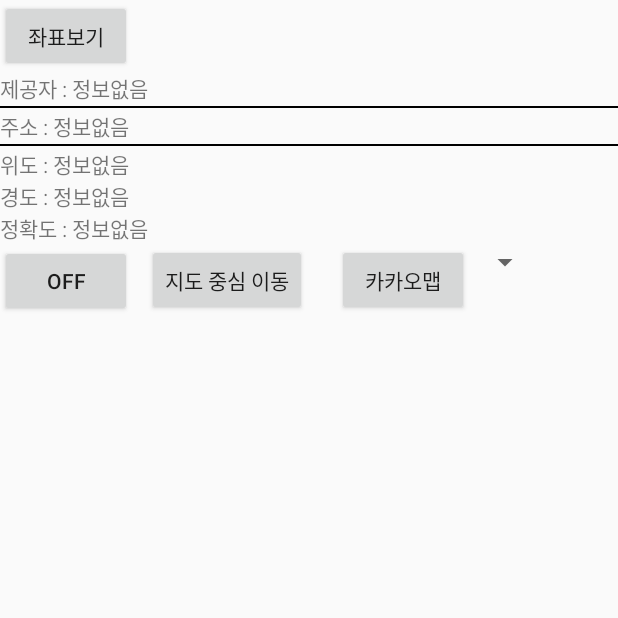
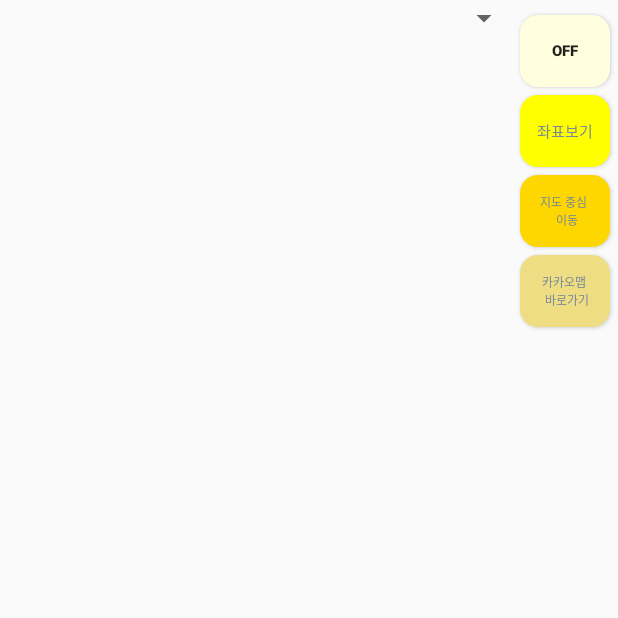
Before and after one commit to wlrn566/MapApp, an Android app: the screen it shows after launch (MainActivity), on a phone screen of 412 x 824 dp, the top half of it. Run offline under Robolectric (Android 15) with nearby library versions, the phone set to English and light mode, and no system bars; our stand-ins replace Volley; libraries missing offline, so code that uses them is left out: net.daum.mf; 2 statements that could not run were skipped.

Commit message:
220714 액티비티 -> 다이얼로그 좌표 갱신 (ㅇ)  UI 변경 중

```diff
--- a/app/build.gradle
+++ b/app/build.gradle
@@ -27,7 +27,7 @@ android {
         testInstrumentationRunner "androidx.test.runner.AndroidJUnitRunner"
 
         manifestPlaceholders = [KAKAO_API_KEY: KAKAO_API_KEY]
-//        buildConfigField "String", "KAKAO_API_KEY", properties['KAKAO_API_KEY']
+        buildConfigField "String", "FOOD_API_KEY", properties['FOOD_API_KEY']
     }
 
     buildTypes {
--- a/app/src/main/java/com/wlrn566/gpsTracker/Activity/MainActivity.java
+++ b/app/src/main/java/com/wlrn566/gpsTracker/Activity/MainActivity.java
@@ -42,6 +42,7 @@ import com.android.volley.VolleyError;
 import com.android.volley.toolbox.JsonObjectRequest;
 import com.android.volley.toolbox.StringRequest;
 import com.android.volley.toolbox.Volley;
+import com.wlrn566.gpsTracker.BuildConfig;
 import com.wlrn566.gpsTracker.Fragment.ShowCoordinatesDialogFragment;
 import com.wlrn566.gpsTracker.Service.FusedLocationService;
 import com.wlrn566.gpsTracker.R;
@@ -74,8 +75,8 @@ public class MainActivity extends AppCompatActivity implements View.OnClickListe
     private String provider, add;
     private float accuracy;
 
-    private TextView provider_tv, add_tv, lat_tv, lng_tv, accuracy_tv;
-    private Button show, gps_btn, setCenter_btn, btn;
+//    private TextView provider_tv, add_tv, lat_tv, lng_tv, accuracy_tv;
+    private Button show, gps_btn, setCenter_btn, kakaoMap_btn;
     private MapView mapView;
     private ViewGroup mapViewContainer;
     private Spinner spn;
@@ -133,21 +134,21 @@ public class MainActivity extends AppCompatActivity implements View.OnClickListe
 //            Log.d(TAG, "getIntent is null");
 //        }
 
-        provider_tv = findViewById(R.id.provider_tv);
-        add_tv = findViewById(R.id.add_tv);
-        lat_tv = findViewById(R.id.lat_tv);
-        lng_tv = findViewById(R.id.lng_tv);
-        accuracy_tv = findViewById(R.id.accuracy_tv);
+//        provider_tv = findViewById(R.id.provider_tv);
+//        add_tv = findViewById(R.id.add_tv);
+//        lat_tv = findViewById(R.id.lat_tv);
+//        lng_tv = findViewById(R.id.lng_tv);
+//        accuracy_tv = findViewById(R.id.accuracy_tv);
         show = findViewById(R.id.show);
         gps_btn = findViewById(R.id.gps_btn);
         setCenter_btn = findViewById(R.id.setCenter_btn);
-        btn = findViewById(R.id.btn);
+        kakaoMap_btn = findViewById(R.id.kakaoMap_btn);
         spn = findViewById(R.id.spn);
 
         show.setOnClickListener(this);
         gps_btn.setOnClickListener(this);
         setCenter_btn.setOnClickListener(this);
-        btn.setOnClickListener(this);
+        kakaoMap_btn.setOnClickListener(this);
 
         if (isGpsServiceRunning(FusedLocationService.class)) {  // 앱 들어왔을 때
             gps_btn.setText("ON");
@@ -160,17 +161,17 @@ public class MainActivity extends AppCompatActivity implements View.OnClickListe
     @SuppressLint("SetTextI18n")
     private void setPage() {
         // 텍스트 출력
-        provider_tv.setText("제공자 : " + (provider != null ? provider : "정보없음"));
-        add_tv.setText("주소 : " + (latitude != 0 && longitude != 0 ? getCurrentAddress(latitude, longitude) : "정보없음"));
-        lat_tv.setText("위도 : " + (latitude != 0 ? latitude : "정보없음"));
-        lng_tv.setText("경도 : " + (longitude != 0 ? longitude : "정보없음"));
-        accuracy_tv.setText("정확도 : " + (accuracy != 0 ? accuracy : "정보없음"));
+//        provider_tv.setText("제공자 : " + (provider != null ? provider : "정보없음"));
+//        add_tv.setText("주소 : " + (latitude != 0 && longitude != 0 ? getCurrentAddress(latitude, longitude) : "정보없음"));
+//        lat_tv.setText("위도 : " + (latitude != 0 ? latitude : "정보없음"));
+//        lng_tv.setText("경도 : " + (longitude != 0 ? longitude : "정보없음"));
+//        accuracy_tv.setText("정확도 : " + (accuracy != 0 ? accuracy : "정보없음"));
 
         // 지도 띄우기
         mapView = new MapView(this);
         mapViewContainer = (ViewGroup) findViewById(R.id.map_view);
         mapViewContainer.addView(mapView);
-        loadRestaurant();
+//        loadRestaurant();
 
         setCenter();
     }
@@ -326,11 +327,11 @@ public class MainActivity extends AppCompatActivity implements View.OnClickListe
                 Log.d(TAG, "setCenter click");
                 setCenter();
                 break;
-            case R.id.btn:
+            case R.id.kakaoMap_btn:
                 Log.d(TAG, "btn click");
-//                Uri url = Uri.parse("kakaomap://look?p=" + latitude + "," + longitude);
-//                Intent intent = new Intent(Intent.ACTION_VIEW, url);
-//                startActivity(intent);
+                Uri url = Uri.parse("kakaomap://look?p=" + latitude + "," + longitude);
+                Intent intent = new Intent(Intent.ACTION_VIEW, url);
+                startActivity(intent);
                 break;
             default:
                 break;
@@ -341,7 +342,8 @@ public class MainActivity extends AppCompatActivity implements View.OnClickListe
 
         RequestQueue requestQueue = Volley.newRequestQueue(this);
 
-        final String url = "https://api.odcloud.kr/api/3082925/v1/uddi:eeb6164d-1dd7-4382-8a96-a6888185864a?page=1&perPage=10&serviceKey=XbqmauXLITvcnwRs5mZPbD3jxLvQfpy25GhcVpx78ocFlUwc6qiZ0yIdQugg0t0t8VwtvjC2ZEhRvLLPCUR8%2FQ%3D%3D";
+        final String key = BuildConfig.FOOD_API_KEY;
+        final String url = "https://api.odcloud.kr/api/3082925/v1/uddi:eeb6164d-1dd7-4382-8a96-a6888185864a?page=1&perPage=10&serviceKey=" + key;
 
         JsonObjectRequest request = new JsonObjectRequest(Request.Method.GET, url, null, new Response.Listener<JSONObject>() {
             @Override
@@ -512,7 +514,7 @@ public class MainActivity extends AppCompatActivity implements View.OnClickListe
         return locationManager.isProviderEnabled(LocationManager.GPS_PROVIDER) || locationManager.isProviderEnabled(LocationManager.NETWORK_PROVIDER);
     }
 
-    // 브로드캐스트리시버로 서비스에서 업데이트 되는 좌표를 UI에 뿌려줌
+    // 브로드캐스트리시버로 서비스에서 업데이트 되는 좌표받아옴
     private class BroadcastReceiver extends android.content.BroadcastReceiver {
         @SuppressLint("SetTextI18n")
         @Override
@@ -521,17 +523,19 @@ public class MainActivity extends AppCompatActivity implements View.OnClickListe
                 Log.d(TAG, "broadcastReceiver success");
                 if (intent.getAction().equals("update")) {
                     provider = intent.getStringExtra("provider");
+                    add = getCurrentAddress(latitude, longitude);
                     latitude = intent.getDoubleExtra("latitude", 0);
                     longitude = intent.getDoubleExtra("longitude", 0);
                     accuracy = intent.getFloatExtra("accuracy", 0);
 
-                    provider_tv.setText("제공자 : " + provider);
-                    add_tv.setText("주소 : " + getCurrentAddress(latitude, longitude));
-                    lat_tv.setText("위도 : " + latitude);
-                    lng_tv.setText("경도 : " + longitude);
-                    accuracy_tv.setText("정확도 : " + accuracy);
+//                    provider_tv.setText("제공자 : " + provider);
+//                    add_tv.setText("주소 : " + add);
+//                    lat_tv.setText("위도 : " + latitude);
+//                    lng_tv.setText("경도 : " + longitude);
+//                    accuracy_tv.setText("정확도 : " + accuracy);
 
                     setMarker(latitude, longitude);
+
                 }
             }
         }
@@ -584,6 +588,23 @@ public class MainActivity extends AppCompatActivity implements View.OnClickListe
         poiItems.add(marker);
     }
 
+    // 다이얼로그에 뿌려줄 업데이트 좌표
+    public double getLatitude() {
+        return latitude;
+    }
+
+    public double getLongitude() {
+        return longitude;
+    }
+
+    public String getProvider() {
+        return provider;
+    }
+
+    public String getAdd() {
+        return add;
+    }
+
     // 키해시 값
     private void getAppKeyHash() {
         try {
--- a/app/src/main/java/com/wlrn566/gpsTracker/Fragment/ShowCoordinatesDialogFragment.java
+++ b/app/src/main/java/com/wlrn566/gpsTracker/Fragment/ShowCoordinatesDialogFragment.java
@@ -1,8 +1,11 @@
 package com.wlrn566.gpsTracker.Fragment;
 
+import android.annotation.SuppressLint;
 import android.app.Dialog;
 import android.content.Context;
 import android.content.DialogInterface;
+import android.content.Intent;
+import android.content.IntentFilter;
 import android.os.Bundle;
 
 import androidx.annotation.NonNull;
@@ -14,8 +17,10 @@ import android.util.Log;
 import android.view.LayoutInflater;
 import android.view.View;
 import android.view.ViewGroup;
+import android.widget.Button;
 import android.widget.TextView;
 
+import com.wlrn566.gpsTracker.Activity.MainActivity;
 import com.wlrn566.gpsTracker.R;
 
 public class ShowCoordinatesDialogFragment extends DialogFragment {
@@ -28,6 +33,7 @@ public class ShowCoordinatesDialogFragment extends DialogFragment {
 
     private View rootView;
     private TextView provider_tv, add_tv, lat_tv, lng_tv;
+    private Button refresh_btn;
 
     private double latitude, longitude;
     private String provider, add;
@@ -68,9 +74,22 @@ public class ShowCoordinatesDialogFragment extends DialogFragment {
         add_tv = rootView.findViewById(R.id.add_tv);
         lat_tv = rootView.findViewById(R.id.lat_tv);
         lng_tv = rootView.findViewById(R.id.lng_tv);
+        refresh_btn = rootView.findViewById(R.id.refresh_btn);
 
         setPage();
 
+        // 액티비티에서 좌표를 다시 가져와서 새로 뿌려주기
+        refresh_btn.setOnClickListener(new View.OnClickListener() {
+            @Override
+            public void onClick(View view) {
+                provider = ((MainActivity) getActivity()).getProvider();
+                add = ((MainActivity) getActivity()).getAdd();
+                latitude = ((MainActivity) getActivity()).getLatitude();
+                longitude = ((MainActivity) getActivity()).getLongitude();
+//                Log.d(TAG, "provider = " + provider + " add = " + add + " lat = " + latitude + " lng = " + longitude);
+                setPage();
+            }
+        });
         return rootView;
     }
 
--- /dev/null
+++ b/app/src/main/res/drawable/custom_center_btn.xml
@@ -0,0 +1,11 @@
+<?xml version="1.0" encoding="utf-8"?>
+<shape xmlns:android="http://schemas.android.com/apk/res/android"
+    android:padding="10dp"
+    android:shape="rectangle" >
+    <solid android:color="#ffd700" />
+    <corners
+        android:bottomLeftRadius="12dp"
+        android:bottomRightRadius="12dp"
+        android:topLeftRadius="12dp"
+        android:topRightRadius="12dp" />
+</shape>
--- /dev/null
+++ b/app/src/main/res/drawable/custom_gps_btn.xml
@@ -0,0 +1,11 @@
+<?xml version="1.0" encoding="utf-8"?>
+<shape xmlns:android="http://schemas.android.com/apk/res/android"
+    android:padding="10dp"
+    android:shape="rectangle" >
+    <solid android:color="#ffffe0" />
+    <corners
+        android:bottomLeftRadius="12dp"
+        android:bottomRightRadius="12dp"
+        android:topLeftRadius="12dp"
+        android:topRightRadius="12dp" />
+</shape>
--- /dev/null
+++ b/app/src/main/res/drawable/custom_kakaomap_btn.xml
@@ -0,0 +1,11 @@
+<?xml version="1.0" encoding="utf-8"?>
+<shape xmlns:android="http://schemas.android.com/apk/res/android"
+    android:padding="10dp"
+    android:shape="rectangle" >
+    <solid android:color="#eedd82" />
+    <corners
+        android:bottomLeftRadius="12dp"
+        android:bottomRightRadius="12dp"
+        android:topLeftRadius="12dp"
+        android:topRightRadius="12dp" />
+</shape>
--- /dev/null
+++ b/app/src/main/res/drawable/custom_show_btn.xml
@@ -0,0 +1,11 @@
+<?xml version="1.0" encoding="utf-8"?>
+<shape xmlns:android="http://schemas.android.com/apk/res/android"
+    android:padding="10dp"
+    android:shape="rectangle" >
+    <solid android:color="#ffff00" />
+    <corners
+        android:bottomLeftRadius="12dp"
+        android:bottomRightRadius="12dp"
+        android:topLeftRadius="12dp"
+        android:topRightRadius="12dp" />
+</shape>
--- a/app/src/main/res/layout/activity_main.xml
+++ b/app/src/main/res/layout/activity_main.xml
@@ -1,5 +1,5 @@
 <?xml version="1.0" encoding="utf-8"?>
-<LinearLayout xmlns:android="http://schemas.android.com/apk/res/android"
+<androidx.constraintlayout.widget.ConstraintLayout xmlns:android="http://schemas.android.com/apk/res/android"
     xmlns:app="http://schemas.android.com/apk/res-auto"
     xmlns:tools="http://schemas.android.com/tools"
     android:id="@+id/main"
@@ -8,13 +8,7 @@
     android:orientation="vertical"
     tools:context=".Activity.MainActivity">
 
-    <Button
-        android:id="@+id/show"
-        android:layout_width="wrap_content"
-        android:layout_height="wrap_content"
-        android:text="좌표보기"/>
-
-    <TextView
+    <!--<TextView
         android:id="@+id/provider_tv"
         android:layout_width="match_parent"
         android:layout_height="wrap_content"
@@ -52,47 +46,78 @@
     <TextView
         android:id="@+id/accuracy_tv"
         android:layout_width="match_parent"
-        android:layout_height="wrap_content" />
-
-    <LinearLayout
-        android:layout_width="match_parent"
-        android:layout_height="wrap_content"
-        android:orientation="horizontal">
+        android:layout_height="wrap_content" />-->
 
     <Button
         android:id="@+id/gps_btn"
-            android:layout_width="wrap_content"
+        android:layout_width="60dp"
         android:layout_height="wrap_content"
-            android:layout_marginRight="10dp"
-            android:text="OFF" />
+        android:layout_marginTop="10dp"
+        android:text="OFF"
+        android:textAlignment="center"
+        android:textSize="10sp"
+        android:layout_marginRight="5dp"
+        android:background="@drawable/custom_gps_btn"
+        android:textStyle="bold"
+        app:layout_constraintRight_toRightOf="parent"
+        app:layout_constraintTop_toTopOf="parent" />
+
+    <Button
+        android:id="@+id/show"
+        android:layout_width="60dp"
+        android:layout_height="wrap_content"
+        android:background="@drawable/custom_show_btn"
+        android:text="좌표보기"
+        android:layout_marginTop="5dp"
+        android:textAlignment="center"
+        android:textColor="#778899"
+        android:layout_marginRight="5dp"
+        android:textSize="10dp"
+        app:layout_constraintRight_toRightOf="parent"
+        app:layout_constraintTop_toBottomOf="@+id/gps_btn" />
 
     <Button
         android:id="@+id/setCenter_btn"
-            android:layout_width="wrap_content"
+        android:layout_width="60dp"
         android:layout_height="wrap_content"
-            android:layout_marginRight="10dp"
-            android:text="지도 중심 이동" />
+        android:background="@drawable/custom_center_btn"
+        android:text="지도 중심 \n 이동"
+        android:layout_marginTop="5dp"
+        android:textAlignment="center"
+        android:layout_marginRight="5dp"
+        android:textColor="#778899"
+        android:textSize="8sp"
+        app:layout_constraintRight_toRightOf="parent"
+        app:layout_constraintTop_toBottomOf="@+id/show" />
 
     <Button
-            android:id="@+id/btn"
-            android:layout_width="wrap_content"
+        android:id="@+id/kakaoMap_btn"
+        android:layout_width="60dp"
         android:layout_height="wrap_content"
-            android:layout_marginLeft="10dp"
-            android:text="카카오맵" />
+        android:background="@drawable/custom_kakaomap_btn"
+        android:text="카카오맵 \n 바로가기"
+        android:layout_marginRight="5dp"
+        android:layout_marginTop="5dp"
+        android:textAlignment="center"
+        android:textColor="#778899"
+        android:textSize="8sp"
+        app:layout_constraintRight_toRightOf="parent"
+        app:layout_constraintTop_toBottomOf="@+id/setCenter_btn" />
 
     <androidx.appcompat.widget.AppCompatSpinner
         android:id="@+id/spn"
         android:layout_width="wrap_content"
-            android:layout_height="wrap_content"/>
+        android:layout_height="wrap_content"
+        app:layout_constraintRight_toLeftOf="@+id/show"
+        app:layout_constraintTop_toTopOf="parent" />
 
-    </LinearLayout>
 
-    <RelativeLayout
+    <FrameLayout
         android:id="@+id/map_view"
         android:layout_width="match_parent"
         android:layout_height="match_parent"
         android:orientation="vertical">
 
-    </RelativeLayout>
+    </FrameLayout>
 
-</LinearLayout>
+</androidx.constraintlayout.widget.ConstraintLayout>
--- a/app/src/main/res/layout/fragment_show_coordinates_dialog.xml
+++ b/app/src/main/res/layout/fragment_show_coordinates_dialog.xml
@@ -6,14 +6,23 @@
     android:layout_height="wrap_content"
     tools:context=".Fragment.ShowCoordinatesDialogFragment">
 
+    <Button
+        android:id="@+id/refresh_btn"
+        android:layout_width="30dp"
+        android:layout_height="30dp"
+        app:layout_constraintBottom_toTopOf="@+id/current_tv"
+        app:layout_constraintRight_toRightOf="parent"
+        app:layout_constraintTop_toTopOf="parent" />
+
+
     <TextView
-        android:id="@+id/current"
+        android:id="@+id/current_tv"
         android:layout_width="wrap_content"
         android:layout_height="wrap_content"
         android:text="현재 내 위치"
         app:layout_constraintLeft_toLeftOf="parent"
         app:layout_constraintRight_toRightOf="parent"
-        app:layout_constraintTop_toTopOf="parent" />
+        app:layout_constraintTop_toBottomOf="@+id/refresh_btn" />
 
     <TextView
         android:id="@+id/provider_tv"
@@ -22,7 +31,7 @@
         android:text="제공자"
         app:layout_constraintLeft_toLeftOf="parent"
         app:layout_constraintRight_toRightOf="parent"
-        app:layout_constraintTop_toBottomOf="@+id/current" />
+        app:layout_constraintTop_toBottomOf="@+id/current_tv" />
 
     <TextView
         android:id="@+id/add_tv"
```
Lines whose indentation alone changed are shown as unchanged.
